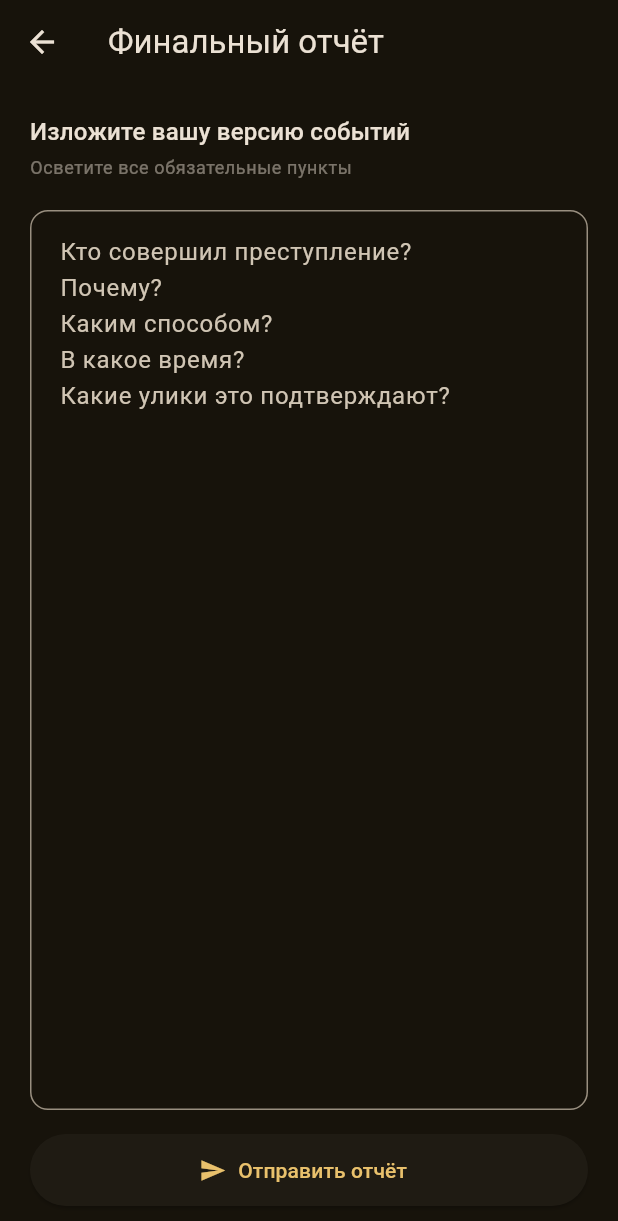
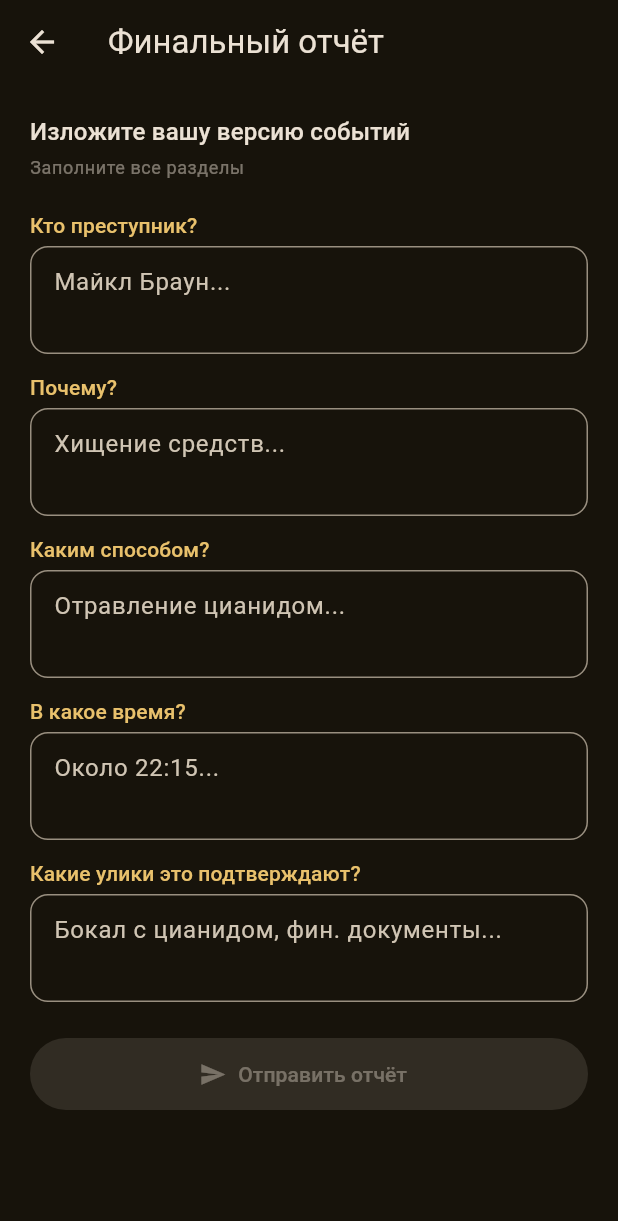
Before and after one commit to artcodefun/detective-game, a Flutter app: the ReportScreen screen opened directly, on a phone screen of 412 x 824 dp. Shown: the top 1221 px of the screen. Run offline on Flutter 3.47's test engine with Material 3 defaults, Android fonts, the phone set to English and light mode, and no system bars; our stand-ins replace flutter_bloc, speech_to_text.

Commit message:
feat: refactor report and results screens for improved functionality and user experience

```diff
--- a/mobile/lib/screens/report_screen.dart
+++ b/mobile/lib/screens/report_screen.dart
@@ -1,65 +1,119 @@
 import 'package:flutter/material.dart';
+import 'package:flutter_bloc/flutter_bloc.dart';
 
+import '../blocs/session_cubit.dart';
+import '../models/report.dart';
+import '../services/mock_llm_service.dart';
 import 'results_screen.dart';
 
-class ReportScreen extends StatelessWidget {
+class ReportScreen extends StatefulWidget {
   const ReportScreen({super.key});
+
+  @override
+  State<ReportScreen> createState() => _ReportScreenState();
+}
+
+class _ReportScreenState extends State<ReportScreen> {
+  final _whoController = TextEditingController();
+  final _whyController = TextEditingController();
+  final _howController = TextEditingController();
+  final _whenController = TextEditingController();
+  final _evidenceController = TextEditingController();
+  final _llm = MockLlmService();
+  bool _submitting = false;
+
+  @override
+  void dispose() {
+    _whoController.dispose();
+    _whyController.dispose();
+    _howController.dispose();
+    _whenController.dispose();
+    _evidenceController.dispose();
+    super.dispose();
+  }
+
+  bool get _allFilled =>
+      _whoController.text.trim().isNotEmpty &&
+      _whyController.text.trim().isNotEmpty &&
+      _howController.text.trim().isNotEmpty &&
+      _whenController.text.trim().isNotEmpty &&
+      _evidenceController.text.trim().isNotEmpty;
+
+  Future<void> _submit() async {
+    if (!_allFilled || _submitting) return;
+    setState(() => _submitting = true);
+
+    final report = FinalReport(
+      who: _whoController.text.trim(),
+      why: _whyController.text.trim(),
+      how: _howController.text.trim(),
+      when: _whenController.text.trim(),
+      evidence: _evidenceController.text.trim(),
+    );
+
+    final session = context.read<SessionCubit>().state!;
+    final feedback = await _llm.evaluateReport(
+      playerReport: report,
+      groundTruth: session.crime,
+    );
+
+    if (!mounted) return;
+
+    final breakdown = ScoreBreakdown(
+      whoCorrect: feedback.breakdownDetails['who']?.startsWith('Верно') ?? false,
+      whyCorrect: feedback.breakdownDetails['why']?.startsWith('Правильно') ?? false,
+      howCorrect: feedback.breakdownDetails['how']?.startsWith('Да') ?? false,
+      whenCorrect: feedback.breakdownDetails['when']?.startsWith('Время указано верно') ?? false,
+      evidenceCorrect: feedback.breakdownDetails['evidence']?.startsWith('Хорошо') ?? false,
+    );
+
+    final result = GameResult(
+      playerReport: report,
+      breakdown: breakdown,
+      narrativeFeedback: feedback.narrativeFeedback,
+      breakdownDetails: feedback.breakdownDetails,
+    );
+
+    Navigator.push(
+      context,
+      MaterialPageRoute(builder: (_) => ResultsScreen(result: result)),
+    );
+  }
 
   @override
   Widget build(BuildContext context) {
     final theme = Theme.of(context);
 
     return Scaffold(
-      appBar: AppBar(
-        title: const Text('Финальный отчёт'),
-      ),
-      body: Padding(
+      appBar: AppBar(title: const Text('Финальный отчёт')),
+      body: SingleChildScrollView(
         padding: const EdgeInsets.all(20),
         child: Column(
           crossAxisAlignment: CrossAxisAlignment.start,
           children: [
-            Text(
-              'Изложите вашу версию событий',
-              style: theme.textTheme.titleMedium,
-            ),
+            Text('Изложите вашу версию событий', style: theme.textTheme.titleMedium),
             const SizedBox(height: 4),
-            Text(
-              'Осветите все обязательные пункты',
-              style: theme.textTheme.bodySmall?.copyWith(
-                color: theme.colorScheme.onSurface.withAlpha(120),
-              ),
-            ),
+            Text('Заполните все разделы', style: theme.textTheme.bodySmall?.copyWith(color: theme.colorScheme.onSurface.withAlpha(120))),
             const SizedBox(height: 20),
-            Expanded(
-              child: TextField(
-                maxLines: null,
-                expands: true,
-                textAlignVertical: TextAlignVertical.top,
-                decoration: InputDecoration(
-                  hintText:
-                      'Кто совершил преступление?\nПочему?\nКаким способом?\nВ какое время?\nКакие улики это подтверждают?',
-                  border: OutlineInputBorder(
-                    borderRadius: BorderRadius.circular(12),
-                  ),
-                  contentPadding: const EdgeInsets.all(16),
-                ),
-              ),
-            ),
-            const SizedBox(height: 16),
+            _Field(label: 'Кто преступник?', hint: 'Майкл Браун...', controller: _whoController, onChanged: _onChanged),
+            const SizedBox(height: 12),
+            _Field(label: 'Почему?', hint: 'Хищение средств...', controller: _whyController, onChanged: _onChanged),
+            const SizedBox(height: 12),
+            _Field(label: 'Каким способом?', hint: 'Отравление цианидом...', controller: _howController, onChanged: _onChanged),
+            const SizedBox(height: 12),
+            _Field(label: 'В какое время?', hint: 'Около 22:15...', controller: _whenController, onChanged: _onChanged),
+            const SizedBox(height: 12),
+            _Field(label: 'Какие улики это подтверждают?', hint: 'Бокал с цианидом, фин. документы...', controller: _evidenceController, onChanged: _onChanged),
+            const SizedBox(height: 24),
             SizedBox(
               width: double.infinity,
               height: 48,
               child: ElevatedButton.icon(
-                onPressed: () {
-                  Navigator.push(
-                    context,
-                    MaterialPageRoute(
-                      builder: (_) => const ResultsScreen(),
-                    ),
-                  );
-                },
-                icon: const Icon(Icons.send),
-                label: const Text('Отправить отчёт'),
+                onPressed: _allFilled && !_submitting ? _submit : null,
+                icon: _submitting
+                    ? const SizedBox(width: 20, height: 20, child: CircularProgressIndicator(strokeWidth: 2))
+                    : const Icon(Icons.send),
+                label: Text(_submitting ? 'Проверяем...' : 'Отправить отчёт'),
               ),
             ),
           ],
@@ -67,4 +121,37 @@ class ReportScreen extends StatelessWidget {
       ),
     );
   }
+
+  void _onChanged(String _) => setState(() {});
 }
+
+class _Field extends StatelessWidget {
+  final String label;
+  final String hint;
+  final TextEditingController controller;
+  final ValueChanged<String> onChanged;
+
+  const _Field({required this.label, required this.hint, required this.controller, required this.onChanged});
+
+  @override
+  Widget build(BuildContext context) {
+    final theme = Theme.of(context);
+    return Column(
+      crossAxisAlignment: CrossAxisAlignment.start,
+      children: [
+        Text(label, style: theme.textTheme.labelLarge?.copyWith(color: theme.colorScheme.primary)),
+        const SizedBox(height: 4),
+        TextField(
+          controller: controller,
+          maxLines: 2,
+          onChanged: onChanged,
+          decoration: InputDecoration(
+            hintText: hint,
+            border: OutlineInputBorder(borderRadius: BorderRadius.circular(12)),
+            contentPadding: const EdgeInsets.all(12),
+          ),
+        ),
+      ],
+    );
+  }
+}
```
Also changed, not shown: mobile/lib/screens/results_screen.dart (+54 -31 lines).
